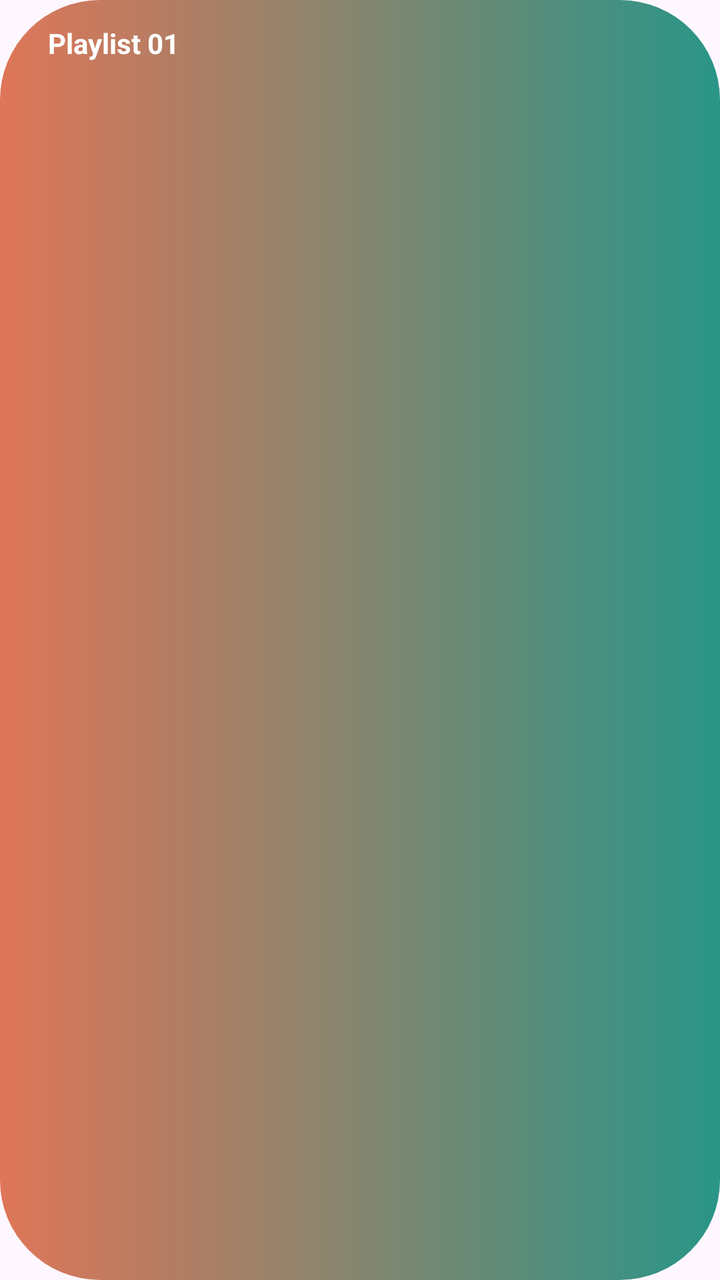
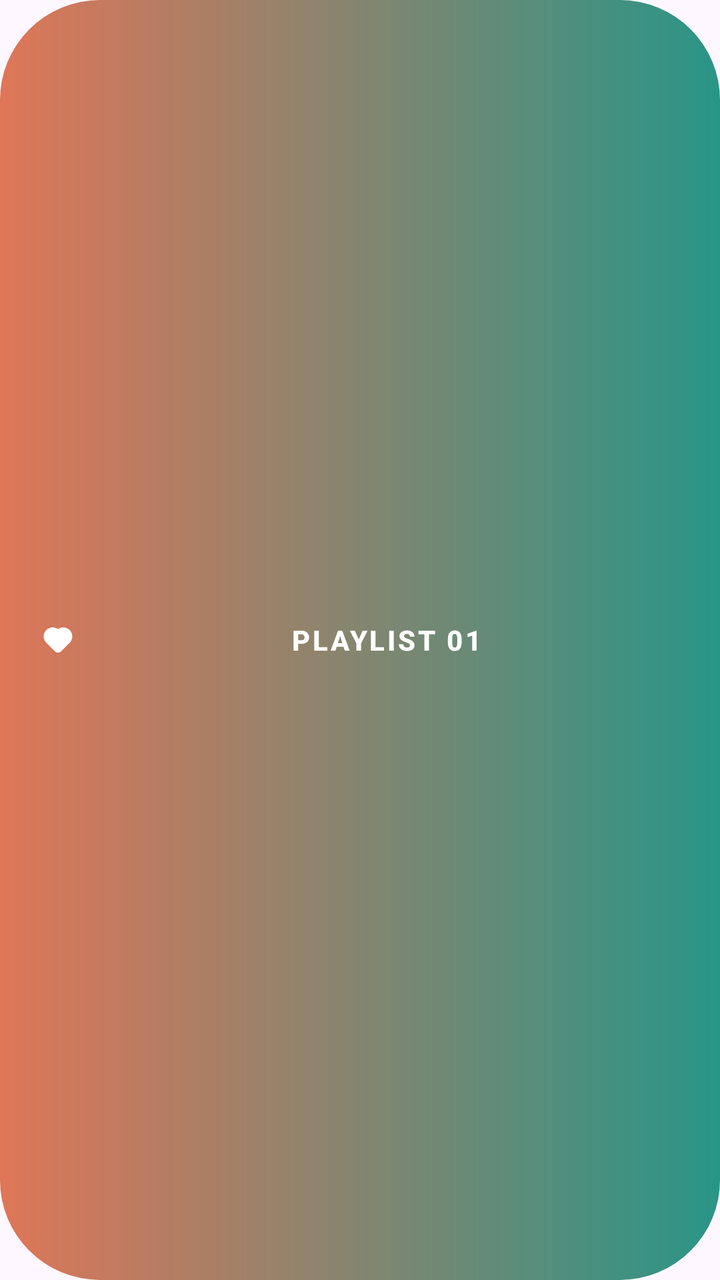

Screens rendered from an Android XML layout before and after an edit, with the pre-edit source and the edit as a unified diff.
<!-- AndroidManifest.xml: application theme Theme.ViBePlayer -->
<!-- res/layout/item_quick_mix.xml -->
<?xml version="1.0" encoding="utf-8"?>
<TextView xmlns:android="http://schemas.android.com/apk/res/android"
    android:id="@+id/txtMixName"
    android:layout_width="wrap_content"
    android:layout_height="wrap_content"
    android:layout_marginEnd="12dp"
    android:background="@drawable/bg_chip_outline"
    android:paddingHorizontal="24dp"
    android:paddingVertical="12dp"
    android:text="Playlist 01"
    android:textColor="@color/white"
    android:textSize="14sp"
    android:textStyle="bold" />
<!-- resources referenced by this layout -->
<resources>
  <color name="white">#FFFFFFFF</color>
  <!-- drawable bg_chip_outline (drawable) -->
  <?xml version="1.0" encoding="utf-8"?>
  <shape xmlns:android="http://schemas.android.com/apk/res/android"
      android:shape="rectangle">
  
      <gradient
          android:angle="0"
          android:startColor="#DF7658"
          android:endColor="#299587" />
  
      <corners android:radius="50dp" />
  
  </shape>
  <style name="Theme.ViBePlayer" parent="Base.Theme.ViBePlayer" />
  <style name="Base.Theme.ViBePlayer" parent="Theme.Material3.DayNight.NoActionBar">
          
          
      </style>
</resources>

<!-- the commit's change to res/layout/item_quick_mix.xml (unified diff, before → after) -->
@@ -1,13 +1,19 @@
 <?xml version="1.0" encoding="utf-8"?>
-<TextView xmlns:android="http://schemas.android.com/apk/res/android"
-    android:id="@+id/txtMixName"
+<com.google.android.material.button.MaterialButton xmlns:android="http://schemas.android.com/apk/res/android"
+    xmlns:app="http://schemas.android.com/apk/res-auto"
+    android:id="@+id/btnMixPill"
     android:layout_width="wrap_content"
     android:layout_height="wrap_content"
     android:layout_marginEnd="12dp"
     android:background="@drawable/bg_chip_outline"
-    android:paddingHorizontal="24dp"
-    android:paddingVertical="12dp"
+    android:paddingHorizontal="20dp"
+    android:paddingVertical="10dp"
     android:text="Playlist 01"
     android:textColor="@color/white"
     android:textSize="14sp"
-    android:textStyle="bold" />
+    android:textStyle="bold"
+    app:icon="@drawable/ic_heart_fill"
+    app:iconTint="@color/white"
+    app:iconPadding="8dp"
+    app:backgroundTint="@null"
+    style="@style/Widget.MaterialComponents.Button.UnelevatedButton" />
<!-- resource entries referenced after the edit -->
@@ -14,6 +14,17 @@
       <corners android:radius="50dp" />
   
   </shape>
+  <!-- drawable ic_heart_fill (drawable) -->
+  <vector xmlns:android="http://schemas.android.com/apk/res/android"
+      android:width="20dp"
+      android:height="20dp"
+      android:viewportWidth="20"
+      android:viewportHeight="20">
+    <path
+        android:pathData="M3.518,4.47C4.361,3.627 5.477,3.113 6.666,3.02C7.854,2.928 9.037,3.263 10,3.965C11.018,3.229 12.275,2.902 13.523,3.051C14.77,3.199 15.916,3.811 16.732,4.766C17.549,5.72 17.976,6.947 17.93,8.202C17.884,9.457 17.367,10.649 16.482,11.541L11.767,16.255C11.299,16.724 10.663,16.987 10,16.987C9.337,16.987 8.701,16.724 8.232,16.255L3.518,11.542C2.581,10.604 2.054,9.332 2.054,8.006C2.054,6.68 2.581,5.408 3.518,4.47Z"
+        android:fillColor="#FF4400"
+        android:fillType="evenOdd"/>
+  </vector>
   <style name="Theme.ViBePlayer" parent="Base.Theme.ViBePlayer" />
   <style name="Base.Theme.ViBePlayer" parent="Theme.Material3.DayNight.NoActionBar">
           
